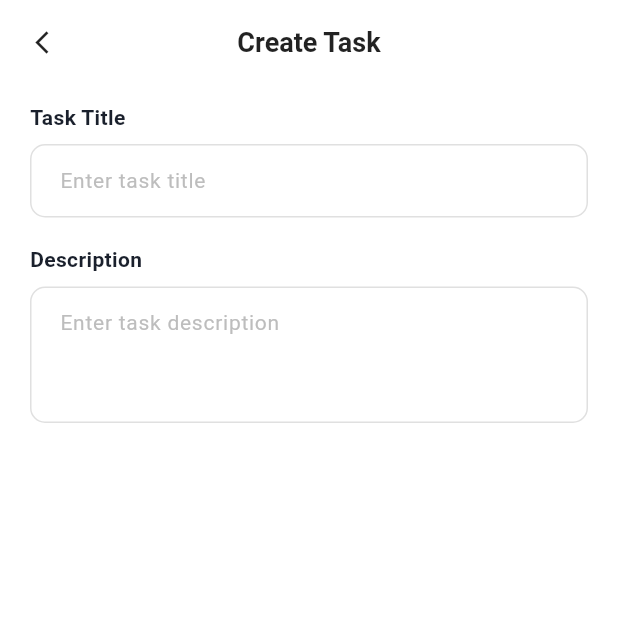
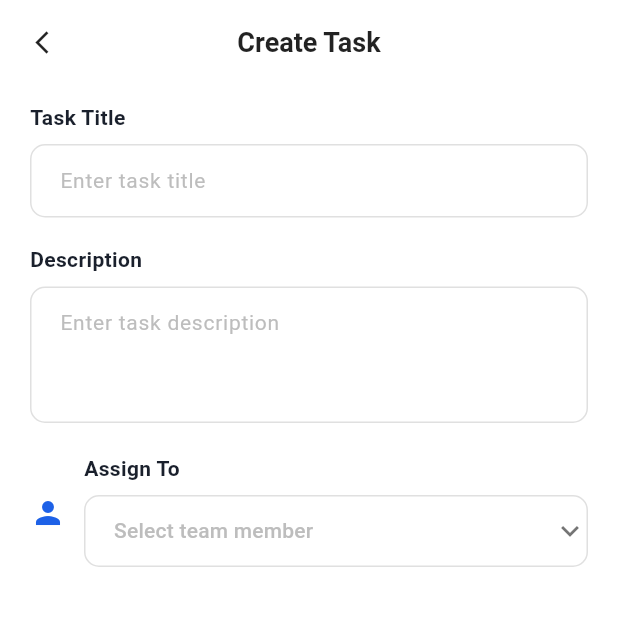
Before and after one commit to igorntwari/Project_Tracker, a Flutter app: the screen it shows after launch, on a phone screen of 412 x 824 dp, the top half of it. Run offline on Flutter 3.47's test engine with Material 3 defaults, Android fonts, the phone set to English and light mode, and no system bars; our stand-ins replace sqflite; accounts and stored records are empty.

Commit message:
feat: integrate SQLite user retrieval and build Assign To dropdown component

```diff
--- a/lib/create_task_screen.dart
+++ b/lib/create_task_screen.dart
@@ -1,4 +1,6 @@
 import 'package:flutter/material.dart';
+import 'database/database_helper.dart';
+import 'models/user.dart';
 
 /// Domain exception for task validation failures
 class TaskValidationException implements Exception {
@@ -24,14 +26,24 @@ class _CreateTaskScreenState extends State<CreateTaskScreen> {
   final _titleController = TextEditingController();
   final _descriptionController = TextEditingController();
 
+  // SQLite Assignee state & status tracking
+  List<User> _assignableUsers = [];
+  User? _selectedAssignee;
+  bool _isFetchingUsers = true;
+
   // Async state & error feedback tracking
   String? _globalErrorNotice;
-  bool _isProcessing = false;
 
   // Project business constants
   static const int _kMinTitleLength = 3;
   static const int _kMaxTitleLength = 80;
   static const int _kMaxDescLength = 300;
+
+  @override
+  void initState() {
+    super.initState();
+    _fetchTeamMembers();
+  }
 
   @override
   void dispose() {
@@ -40,27 +52,37 @@ class _CreateTaskScreenState extends State<CreateTaskScreen> {
     super.dispose();
   }
 
-  // Sanitizes input and checks title length rules
+  /// Asynchronously fetches active users from local SQLite storage[cite: 17]
+  Future<void> _fetchTeamMembers() async {
+    try {
+      final users = await DatabaseHelper().getUsers();
+      if (mounted) {
+        setState(() {
+          _assignableUsers = users;
+          _isFetchingUsers = false;
+        });
+      }
+    } catch (err) {
+      if (mounted) {
+        setState(() {
+          _globalErrorNotice = 'Database error: Unable to load team roster.';
+          _isFetchingUsers = false;
+        });
+      }
+    }
+  }
+
   String? _validateTaskTitle(String? input) {
     final sanitized = input?.trim() ?? '';
-    if (sanitized.isEmpty) {
-      return 'Task title cannot be left blank';
-    }
-    if (sanitized.length < _kMinTitleLength) {
-      return 'Title must be at least $_kMinTitleLength characters';
-    }
-    if (sanitized.length > _kMaxTitleLength) {
-      return 'Title exceeds max allowed limit ($_kMaxTitleLength chars)';
-    }
+    if (sanitized.isEmpty) return 'Task title cannot be left blank';
+    if (sanitized.length < _kMinTitleLength) return 'Title must be at least $_kMinTitleLength characters';
+    if (sanitized.length > _kMaxTitleLength) return 'Title exceeds max allowed limit ($_kMaxTitleLength chars)';
     return null;
   }
 
-  // Validates optional description bounds
   String? _validateDescription(String? input) {
     final sanitized = input?.trim() ?? '';
-    if (sanitized.length > _kMaxDescLength) {
-      return 'Description capped at $_kMaxDescLength chars';
-    }
+    if (sanitized.length > _kMaxDescLength) return 'Description capped at $_kMaxDescLength chars';
     return null;
   }
 
@@ -98,7 +120,7 @@ class _CreateTaskScreenState extends State<CreateTaskScreen> {
           child: Column(
             crossAxisAlignment: CrossAxisAlignment.start,
             children: [
-              // Error Alert Banner for unhandled exceptions or DB errors
+              // Error Alert Banner
               if (_globalErrorNotice != null) ...[
                 Container(
                   padding: const EdgeInsets.all(12),
@@ -130,11 +152,7 @@ class _CreateTaskScreenState extends State<CreateTaskScreen> {
               // --- TASK TITLE ---
               const Text(
                 'Task Title',
-                style: TextStyle(
-                  fontWeight: FontWeight.w600,
-                  fontSize: 14,
-                  color: Color(0xFF1A202C),
-                ),
+                style: TextStyle(fontWeight: FontWeight.w600, fontSize: 14, color: Color(0xFF1A202C)),
               ),
               const SizedBox(height: 8),
 
@@ -158,10 +176,6 @@ class _CreateTaskScreenState extends State<CreateTaskScreen> {
                     borderRadius: BorderRadius.circular(10),
                     borderSide: const BorderSide(color: Colors.redAccent),
                   ),
-                  focusedErrorBorder: OutlineInputBorder(
-                    borderRadius: BorderRadius.circular(10),
-                    borderSide: const BorderSide(color: Colors.redAccent, width: 1.5),
-                  ),
                 ),
                 validator: _validateTaskTitle,
               ),
@@ -171,11 +185,7 @@ class _CreateTaskScreenState extends State<CreateTaskScreen> {
               // --- DESCRIPTION ---
               const Text(
                 'Description',
-                style: TextStyle(
-                  fontWeight: FontWeight.w600,
-                  fontSize: 14,
-                  color: Color(0xFF1A202C),
-                ),
+                style: TextStyle(fontWeight: FontWeight.w600, fontSize: 14, color: Color(0xFF1A202C)),
               ),
               const SizedBox(height: 8),
 
@@ -196,16 +206,79 @@ class _CreateTaskScreenState extends State<CreateTaskScreen> {
                     borderRadius: BorderRadius.circular(10),
                     borderSide: const BorderSide(color: Color(0xFF1D61E7), width: 1.5),
                   ),
-                  errorBorder: OutlineInputBorder(
-                    borderRadius: BorderRadius.circular(10),
-                    borderSide: const BorderSide(color: Colors.redAccent),
-                  ),
-                  focusedErrorBorder: OutlineInputBorder(
-                    borderRadius: BorderRadius.circular(10),
-                    borderSide: const BorderSide(color: Colors.redAccent, width: 1.5),
-                  ),
                 ),
                 validator: _validateDescription,
+              ),
+
+              const SizedBox(height: 20),
+
+              // --- BLOCK 2: ASSIGN TO ---
+              Row(
+                crossAxisAlignment: CrossAxisAlignment.start,
+                children: [
+                  const Padding(
+                    padding: EdgeInsets.only(top: 28.0, right: 12.0),
+                    child: Icon(Icons.person, color: Color(0xFF1D61E7), size: 24),
+                  ),
+                  Expanded(
+                    child: Column(
+                      crossAxisAlignment: CrossAxisAlignment.start,
+                      children: [
+                        const Text(
+                          'Assign To',
+                          style: TextStyle(fontWeight: FontWeight.w600, fontSize: 14, color: Color(0xFF1A202C)),
+                        ),
+                        const SizedBox(height: 8),
+                        _isFetchingUsers
+                            ? const Padding(
+                                padding: EdgeInsets.all(12.0),
+                                child: SizedBox(
+                                  height: 20,
+                                  width: 20,
+                                  child: CircularProgressIndicator(strokeWidth: 2),
+                                ),
+                              )
+                            : DropdownButtonFormField<User>(
+                                value: _selectedAssignee,
+                                hint: Text('Select team member', style: TextStyle(color: Colors.grey.shade400, fontSize: 14)),
+                                icon: const Icon(Icons.keyboard_arrow_down, color: Colors.black54),
+                                decoration: InputDecoration(
+                                  contentPadding: const EdgeInsets.symmetric(horizontal: 16, vertical: 12),
+                                  enabledBorder: OutlineInputBorder(
+                                    borderRadius: BorderRadius.circular(10),
+                                    borderSide: BorderSide(color: Colors.grey.shade300),
+                                  ),
+                                  focusedBorder: OutlineInputBorder(
+                                    borderRadius: BorderRadius.circular(10),
+                                    borderSide: const BorderSide(color: Color(0xFF1D61E7), width: 1.5),
+                                  ),
+                                  errorBorder: OutlineInputBorder(
+                                    borderRadius: BorderRadius.circular(10),
+                                    borderSide: const BorderSide(color: Colors.redAccent),
+                                  ),
+                                ),
+                                items: _assignableUsers.map((User user) {
+                                  return DropdownMenuItem<User>(
+                                    value: user,
+                                    child: Text(
+                                      user.name,
+                                      style: const TextStyle(fontSize: 14, color: Colors.black87),
+                                    ),
+                                  );
+                                }).toList(),
+                                onChanged: (User? selected) {
+                                  _resetErrorNotice();
+                                  setState(() => _selectedAssignee = selected);
+                                },
+                                validator: (value) {
+                                  if (value == null) return 'Please select a team member';
+                                  return null;
+                                },
+                              ),
+                      ],
+                    ),
+                  ),
+                ],
               ),
             ],
           ),
```
